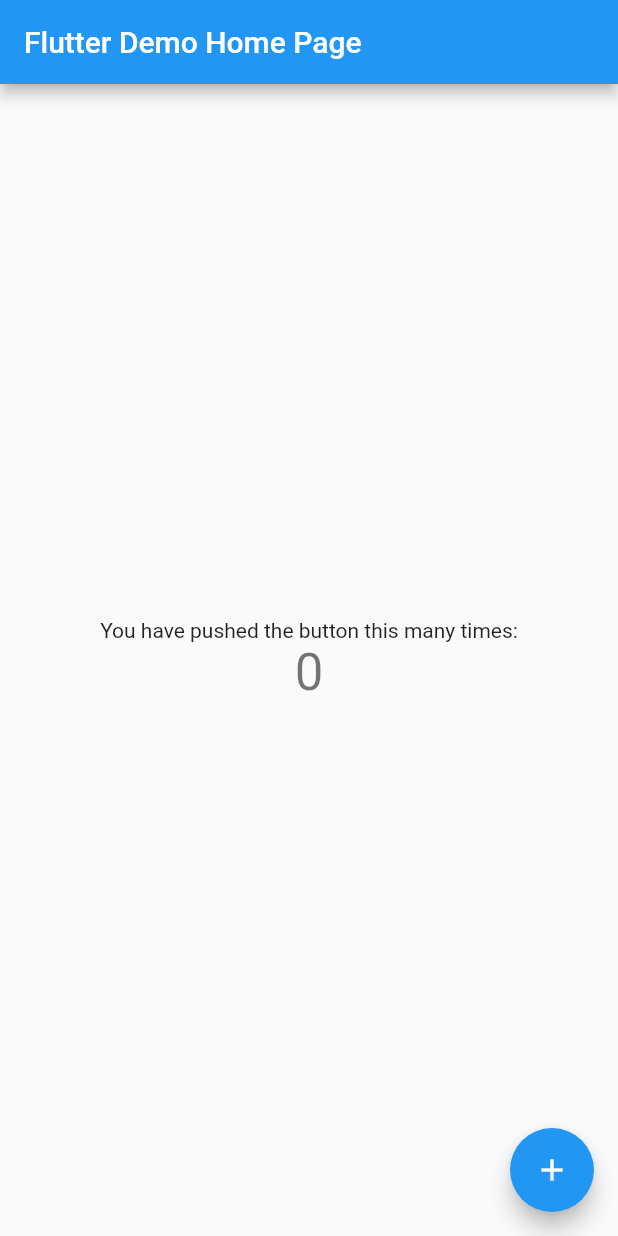
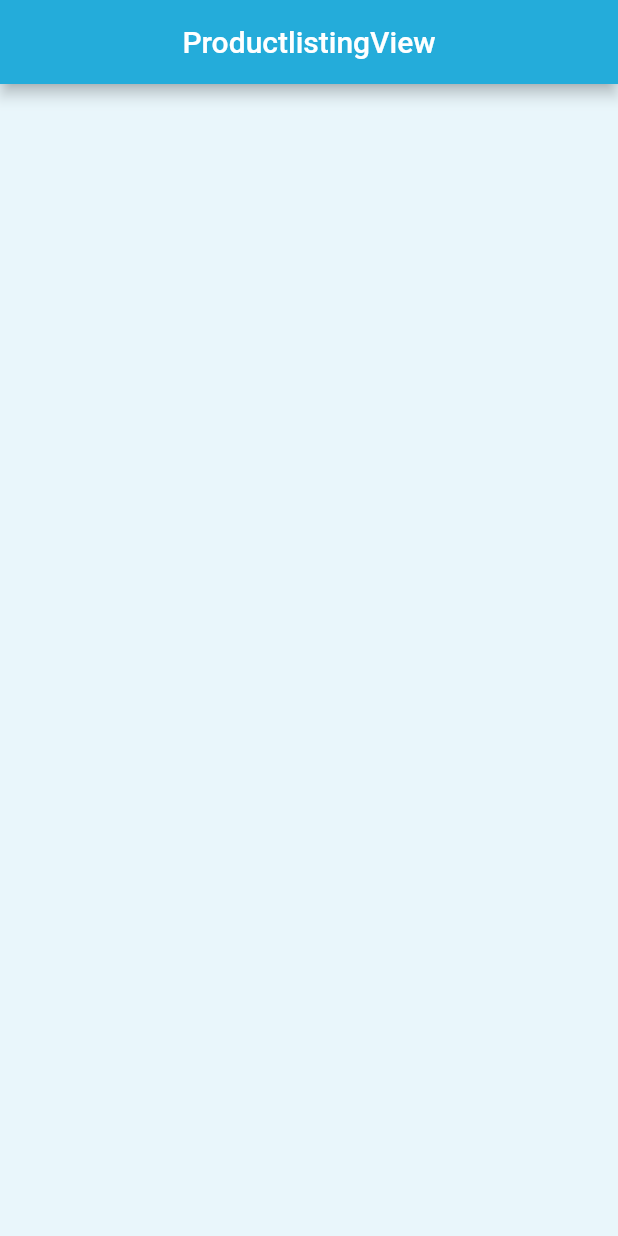
Before and after one commit to NishadAvnish/restaurant, a Flutter app: the screen it shows after launch, on a phone screen of 412 x 824 dp. Run offline on Flutter 3.47's test engine with Material 2 defaults, Android fonts, the phone set to English and light mode, and no system bars; our stand-ins replace flutter_screenutil, get; Roboto replaces fonts that are missing (OpenSansRegular).

Commit message:
Implemented Core files

```diff
--- /dev/null
+++ b/lib/app/core/app_color.dart
@@ -0,0 +1,24 @@
+import 'package:flutter/material.dart';
+
+class AppColors {
+  //All colors for nirogstreet
+  static const Color COLOR_BLUE_50 = const Color(0xFFE9F6FB);
+  static const Color COLOR_BLUE_500 = const Color(0xFF24ACDA);
+  static const Color COLOR_WHITE = const Color(0xFFFFFFFF);
+  static const Color COLOR_BLACK = const Color(0xFF000000);
+
+  static const Color COLOR_GREY_100 = const Color(0xFFF3F3F6);
+  static const Color COLOR_GREY_300 = const Color(0xFFD1D1DB);
+  static const Color COLOR_GREY_200 = const Color(0xFFE5E5EB);
+  static const Color COLOR_GREY_400 = const Color(0xFF9C9CAF);
+  static const Color COLOR_GREY_500 = const Color(0xFF6B6B80);
+  static const Color COLOR_GREY_600 = const Color(0xFF4B4B63);
+  static const Color COLOR_GREY_700 = const Color(0xFF373751);
+  static const Color COLOR_GREY_800 = const Color(0xFF1F1F37);
+  static const Color COLOR_GREY_900 = const Color(0xFF14142B);
+  static const Color COLOR_GREEN_300 = const Color(0xFFA4D57F);
+
+  static const Color COLOR_YELLOW = const Color(0xFFFFCC05);
+  static const Color COLOR_LIGHT_YELLOW = const Color(0xFFFDF4E5);
+  static const Color COLOR_BLUE_900 = const Color(0xFF00406E);
+}
--- /dev/null
+++ b/lib/app/core/theme.dart
@@ -0,0 +1,13 @@
+import 'package:flutter/material.dart';
+import 'app_color.dart';
+
+class AppThemes {
+  static final ligtTheme = ThemeData(
+      scaffoldBackgroundColor: AppColors.COLOR_BLUE_50,
+      colorScheme:
+          const ColorScheme.light().copyWith(primary: AppColors.COLOR_BLUE_500),
+      fontFamily: 'OpenSansRegular',
+      backgroundColor: AppColors.COLOR_BLUE_50,
+      primaryColor: AppColors.COLOR_BLUE_900,
+      canvasColor: Colors.transparent);
+}
--- /dev/null
+++ b/lib/app/modules/app_launch.dart
@@ -0,0 +1,31 @@
+import 'dart:ui';
+import 'package:flutter/material.dart';
+import 'package:flutter/rendering.dart';
+import 'package:restaurant/app/core/theme.dart';
+import 'package:restaurant/app/routes/app_pages.dart';
+import 'package:get/get.dart';
+import 'package:flutter_screenutil/flutter_screenutil.dart';
+
+class AppLaunch extends StatelessWidget {
+  const AppLaunch({Key? key}) : super(key: key);
+
+  @override
+  Widget build(BuildContext context) {
+    return ScreenUtilInit(
+      designSize: const Size(414, 896),
+      builder: () {
+        return GetMaterialApp(
+          debugShowCheckedModeBanner: false,
+          title: "Restaurant",
+          locale: Get.deviceLocale,
+          fallbackLocale: const Locale('en', 'US'),
+          enableLog: true,
+          themeMode: ThemeMode.system,
+          theme: AppThemes.ligtTheme,
+          initialRoute: AppPages.INITIAL,
+          getPages: AppPages.routes,
+        );
+      },
+    );
+  }
+}
--- /dev/null
+++ b/lib/app/modules/productlisting/views/productlisting_view.dart
@@ -0,0 +1,18 @@
+import 'package:flutter/material.dart';
+import 'package:get/get.dart';
+import '../controllers/productlisting_controller.dart';
+
+class ProductlistingView extends GetView<ProductlistingController> {
+  const ProductlistingView({Key? key}) : super(key: key);
+  @override
+  Widget build(BuildContext context) {
+    return Scaffold(
+        appBar: AppBar(
+          title: const Text('ProductlistingView'),
+          centerTitle: true,
+        ),
+        body: const Center(
+          child: SizedBox(),
+        ));
+  }
+}
--- /dev/null
+++ b/lib/app/routes/app_pages.dart
@@ -0,0 +1,20 @@
+import 'package:get/get.dart';
+
+import '../modules/productlisting/bindings/productlisting_binding.dart';
+import '../modules/productlisting/views/productlisting_view.dart';
+
+part 'app_routes.dart';
+
+class AppPages {
+  AppPages._();
+
+  static const INITIAL = Routes.PRODUCTLISTING;
+
+  static final routes = [
+    GetPage(
+      name: _Paths.PRODUCTLISTING,
+      page: () => const ProductlistingView(),
+      binding: ProductlistingBinding(),
+    ),
+  ];
+}
--- /dev/null
+++ b/lib/app/routes/app_routes.dart
@@ -0,0 +1,12 @@
+part of 'app_pages.dart';
+// DO NOT EDIT. This is code generated via package:get_cli/get_cli.dart
+
+abstract class Routes {
+  Routes._();
+  static const PRODUCTLISTING = _Paths.PRODUCTLISTING;
+}
+
+abstract class _Paths {
+  _Paths._();
+  static const PRODUCTLISTING = '/productlisting';
+}
--- a/lib/main.dart
+++ b/lib/main.dart
@@ -1,115 +1,8 @@
 import 'package:flutter/material.dart';
+import 'package:restaurant/app/modules/app_launch.dart';
 
-void main() {
-  runApp(const MyApp());
+void main() async {
+  runApp(
+    const AppLaunch(),
+  );
 }
-
-class MyApp extends StatelessWidget {
-  const MyApp({Key? key}) : super(key: key);
-
-  // This widget is the root of your application.
-  @override
-  Widget build(BuildContext context) {
-    return MaterialApp(
-      title: 'Flutter Demo',
-      theme: ThemeData(
-        // This is the theme of your application.
-        //
-        // Try running your application with "flutter run". You'll see the
-        // application has a blue toolbar. Then, without quitting the app, try
-        // changing the primarySwatch below to Colors.green and then invoke
-        // "hot reload" (press "r" in the console where you ran "flutter run",
-        // or simply save your changes to "hot reload" in a Flutter IDE).
-        // Notice that the counter didn't reset back to zero; the application
-        // is not restarted.
-        primarySwatch: Colors.blue,
-      ),
-      home: const MyHomePage(title: 'Flutter Demo Home Page'),
-    );
-  }
-}
-
-class MyHomePage extends StatefulWidget {
-  const MyHomePage({Key? key, required this.title}) : super(key: key);
-
-  // This widget is the home page of your application. It is stateful, meaning
-  // that it has a State object (defined below) that contains fields that affect
-  // how it looks.
-
-  // This class is the configuration for the state. It holds the values (in this
-  // case the title) provided by the parent (in this case the App widget) and
-  // used by the build method of the State. Fields in a Widget subclass are
-  // always marked "final".
-
-  final String title;
-
-  @override
-  State<MyHomePage> createState() => _MyHomePageState();
-}
-
-class _MyHomePageState extends State<MyHomePage> {
-  int _counter = 0;
-
-  void _incrementCounter() {
-    setState(() {
-      // This call to setState tells the Flutter framework that something has
-      // changed in this State, which causes it to rerun the build method below
-      // so that the display can reflect the updated values. If we changed
-      // _counter without calling setState(), then the build method would not be
-      // called again, and so nothing would appear to happen.
-      _counter++;
-    });
-  }
-
-  @override
-  Widget build(BuildContext context) {
-    // This method is rerun every time setState is called, for instance as done
-    // by the _incrementCounter method above.
-    //
-    // The Flutter framework has been optimized to make rerunning build methods
-    // fast, so that you can just rebuild anything that needs updating rather
-    // than having to individually change instances of widgets.
-    return Scaffold(
-      appBar: AppBar(
-        // Here we take the value from the MyHomePage object that was created by
-        // the App.build method, and use it to set our appbar title.
-        title: Text(widget.title),
-      ),
-      body: Center(
-        // Center is a layout widget. It takes a single child and positions it
-        // in the middle of the parent.
-        child: Column(
-          // Column is also a layout widget. It takes a list of children and
-          // arranges them vertically. By default, it sizes itself to fit its
-          // children horizontally, and tries to be as tall as its parent.
-          //
-          // Invoke "debug painting" (press "p" in the console, choose the
-          // "Toggle Debug Paint" action from the Flutter Inspector in Android
-          // Studio, or the "Toggle Debug Paint" command in Visual Studio Code)
-          // to see the wireframe for each widget.
-          //
-          // Column has various properties to control how it sizes itself and
-          // how it positions its children. Here we use mainAxisAlignment to
-          // center the children vertically; the main axis here is the vertical
-          // axis because Columns are vertical (the cross axis would be
-          // horizontal).
-          mainAxisAlignment: MainAxisAlignment.center,
-          children: <Widget>[
-            const Text(
-              'You have pushed the button this many times:',
-            ),
-            Text(
-              '$_counter',
-              style: Theme.of(context).textTheme.headline4,
-            ),
-          ],
-        ),
-      ),
-      floatingActionButton: FloatingActionButton(
-        onPressed: _incrementCounter,
-        tooltip: 'Increment',
-        child: const Icon(Icons.add),
-      ), // This trailing comma makes auto-formatting nicer for build methods.
-    );
-  }
-}
--- a/pubspec.yaml
+++ b/pubspec.yaml
@@ -30,6 +30,9 @@ dependencies:
   flutter:
     sdk: flutter
 
+  get: 4.3.8
+  flutter_screenutil: 5.1.0
+
 
   # The following adds the Cupertino Icons font to your application.
   # Use with the CupertinoIcons class for iOS style icons.
@@ -45,6 +48,8 @@ dev_dependencies:
   # package. See that file for information about deactivating specific lint
   # rules and activating additional ones.
   flutter_lints: ^1.0.0
+  get_cli: ^1.6.0
+
 
 # For information on the generic Dart part of this file, see the
 # following page: https://dart.dev/tools/pub/pubspec
```
Also changed, not shown: lib/app/core/spacers.dart (added, +25 -0 lines), lib/app/modules/productlisting/bindings/productlisting_binding.dart (added, +12 -0 lines), lib/app/modules/productlisting/controllers/productlisting_controller.dart (added, +23 -0 lines), pubspec.lock, 2 other files.
